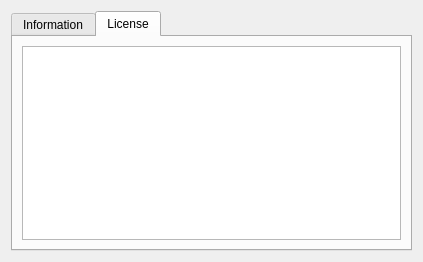
vsvyatski/kmel_db_ui, file forms/aboutdialog.ui: the form before one commit.
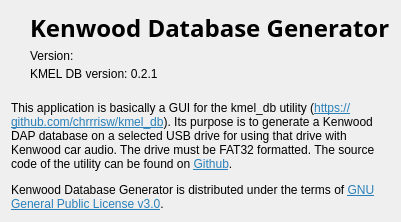
The form after the commit. The open tabs and pages were chosen to show the change. Icons and pictures are not drawn.

Commit message: removing "License" tab

```diff
--- a/forms/aboutdialog.ui
+++ b/forms/aboutdialog.ui
@@ -6,8 +6,8 @@
    <rect>
     <x>0</x>
     <y>0</y>
-    <width>500</width>
-    <height>275</height>
+    <width>539</width>
+    <height>261</height>
    </rect>
   </property>
   <property name="windowTitle">
@@ -21,25 +21,12 @@
    <bool>true</bool>
   </property>
   <layout class="QVBoxLayout" name="verticalLayout">
-   <property name="sizeConstraint">
-    <enum>QLayout::SetFixedSize</enum>
-   </property>
-   <item>
-    <widget class="QTabWidget" name="tabWidget">
-     <property name="tabShape">
-      <enum>QTabWidget::Rounded</enum>
-     </property>
-     <property name="currentIndex">
-      <number>0</number>
-     </property>
-     <widget class="QWidget" name="tabInfo">
-      <attribute name="title">
-       <string>Information</string>
-      </attribute>
-      <layout class="QVBoxLayout" name="verticalLayout_3">
        <property name="spacing">
         <number>20</number>
        </property>
+   <property name="sizeConstraint">
+    <enum>QLayout::SetFixedSize</enum>
+   </property>
        <item>
         <layout class="QGridLayout" name="gridLayout">
          <property name="horizontalSpacing">
@@ -125,7 +112,7 @@
           </sizepolicy>
          </property>
          <property name="text">
-          <string>&lt;html&gt;&lt;head/&gt;&lt;body&gt;&lt;p&gt;This application is basically a GUI for the kmel_db utility (&lt;a href=&quot;https://github.com/chrrrisw/kmel_db&quot;&gt;&lt;span style=&quot; text-decoration: underline; color:#2980b9;&quot;&gt;https://github.com/chrrrisw/kmel_db&lt;/span&gt;&lt;/a&gt;). Its purpose is to generate a Kenwood DAP database on a selected USB drive for using that drive with Kenwood car audio. The drive must be FAT32 formatted. The source code of the utility can be found on &lt;a href=&quot;https://github.com/vsvyatski/kmel_db_ui&quot;&gt;&lt;span style=&quot; text-decoration: underline; color:#2980b9;&quot;&gt;Github&lt;/span&gt;&lt;/a&gt;.&lt;/p&gt;&lt;/body&gt;&lt;/html&gt;</string>
+      <string>&lt;html&gt;&lt;head/&gt;&lt;body&gt;&lt;p&gt;This application is basically a GUI for the kmel_db utility (&lt;a href=&quot;https://github.com/chrrrisw/kmel_db&quot;&gt;&lt;span style=&quot; text-decoration: underline; color:#2980b9;&quot;&gt;https://github.com/chrrrisw/kmel_db&lt;/span&gt;&lt;/a&gt;). Its purpose is to generate a Kenwood DAP database on a selected USB drive for using that drive with Kenwood car audio. The drive must be FAT32 formatted. The source code of the utility can be found on &lt;a href=&quot;https://github.com/vsvyatski/kmel_db_ui&quot;&gt;&lt;span style=&quot; text-decoration: underline; color:#2980b9;&quot;&gt;Github&lt;/span&gt;&lt;/a&gt;.&lt;/p&gt;&lt;p&gt;Kenwood Database Generator is distributed under the terms of &lt;a href=&quot;https://www.gnu.org/licenses/gpl-3.0.en.html&quot;&gt;&lt;span style=&quot; text-decoration: underline; color:#2980b9;&quot;&gt;GNU General Public License v3.0&lt;/span&gt;&lt;/a&gt;. &lt;/p&gt;&lt;/body&gt;&lt;/html&gt;</string>
          </property>
          <property name="alignment">
           <set>Qt::AlignLeading|Qt::AlignLeft|Qt::AlignTop</set>
@@ -133,27 +120,9 @@
          <property name="wordWrap">
           <bool>true</bool>
          </property>
-        </widget>
-       </item>
-      </layout>
-     </widget>
-     <widget class="QWidget" name="tabLicense">
-      <attribute name="title">
-       <string>License</string>
-      </attribute>
-      <layout class="QVBoxLayout" name="verticalLayout_2">
-       <item>
-        <widget class="QPlainTextEdit" name="licenseTextEdit">
-         <property name="undoRedoEnabled">
-          <bool>false</bool>
-         </property>
-         <property name="readOnly">
+     <property name="openExternalLinks">
           <bool>true</bool>
          </property>
-        </widget>
-       </item>
-      </layout>
-     </widget>
     </widget>
    </item>
   </layout>
```
Lines whose indentation alone changed are shown as unchanged. The commit also changes 4 other files.
